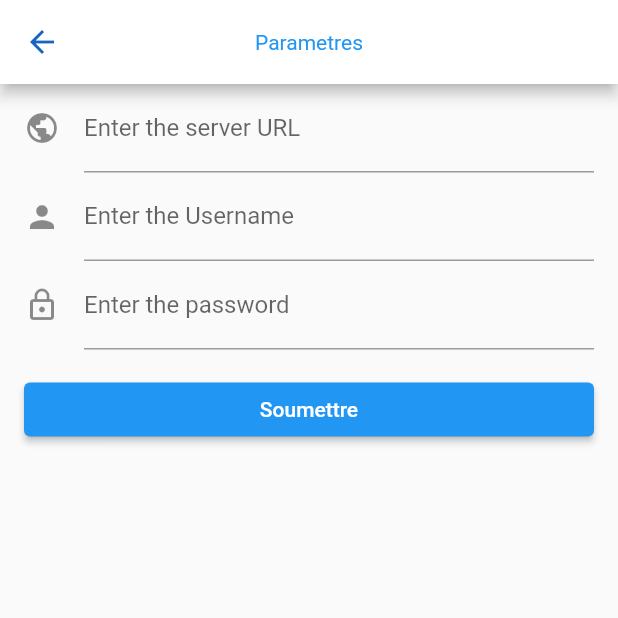
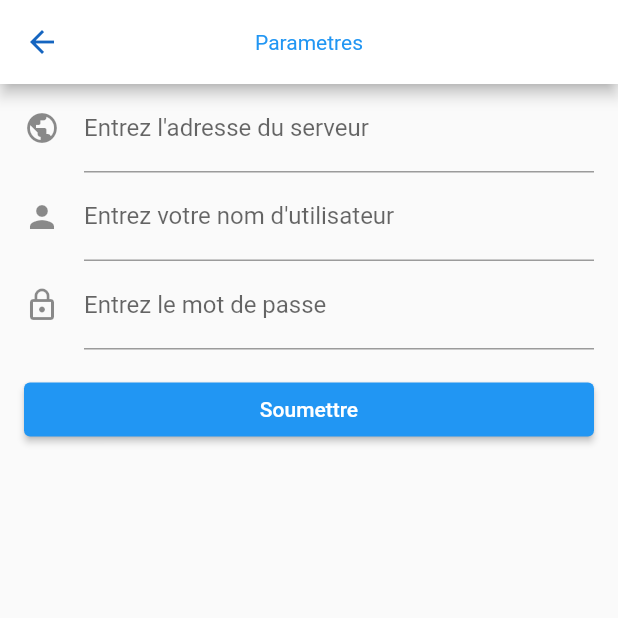
Before and after one commit to IMA-WorldHealth/bhima_stock, a Flutter app: the SettingsPage screen opened by its route, on a phone screen of 412 x 824 dp, the top half of it. Run offline on Flutter 3.47's test engine with Material 2 defaults, Android fonts, the phone set to English and light mode, and no system bars; our stand-ins replace date_format, flutter_form_builder, flutter_typeahead, form_builder_validators, shared_preferences, sqflite; missing offline and left inert: darq; accounts and stored records are empty.

Commit message:
Fix labels and set version 3

```diff
--- a/lib/screens/settings.dart
+++ b/lib/screens/settings.dart
@@ -224,7 +224,7 @@ class _SettingsPageState extends State<SettingsPage> {
                 child: TextFormField(
                   decoration: const InputDecoration(
                     border: UnderlineInputBorder(),
-                    labelText: 'Enter the server URL',
+                    labelText: "Entrez l'adresse du serveur",
                     icon: Icon(Icons.public),
                   ),
                   onChanged: (value) {
@@ -248,7 +248,7 @@ class _SettingsPageState extends State<SettingsPage> {
                 child: TextFormField(
                   decoration: const InputDecoration(
                     border: UnderlineInputBorder(),
-                    labelText: 'Enter the Username',
+                    labelText: "Entrez votre nom d'utilisateur",
                     icon: Icon(Icons.person),
                   ),
                   onChanged: (value) {
@@ -272,7 +272,7 @@ class _SettingsPageState extends State<SettingsPage> {
                 child: TextFormField(
                   decoration: const InputDecoration(
                     border: UnderlineInputBorder(),
-                    labelText: 'Enter the password',
+                    labelText: 'Entrez le mot de passe',
                     icon: Icon(Icons.lock_outline),
                   ),
                   onChanged: (value) {
--- a/pubspec.yaml
+++ b/pubspec.yaml
@@ -15,7 +15,7 @@ publish_to: 'none' # Remove this line if you wish to publish to pub.dev
 # In iOS, build-name is used as CFBundleShortVersionString while build-number used as CFBundleVersion.
 # Read more about iOS versioning at
 # https://developer.apple.com/library/archive/documentation/General/Reference/InfoPlistKeyReference/Articles/CoreFoundationKeys.html
-version: 1.0.0+2
+version: 1.0.0+3
 
 environment:
   sdk: ">=2.17.0 <3.0.0"
```
